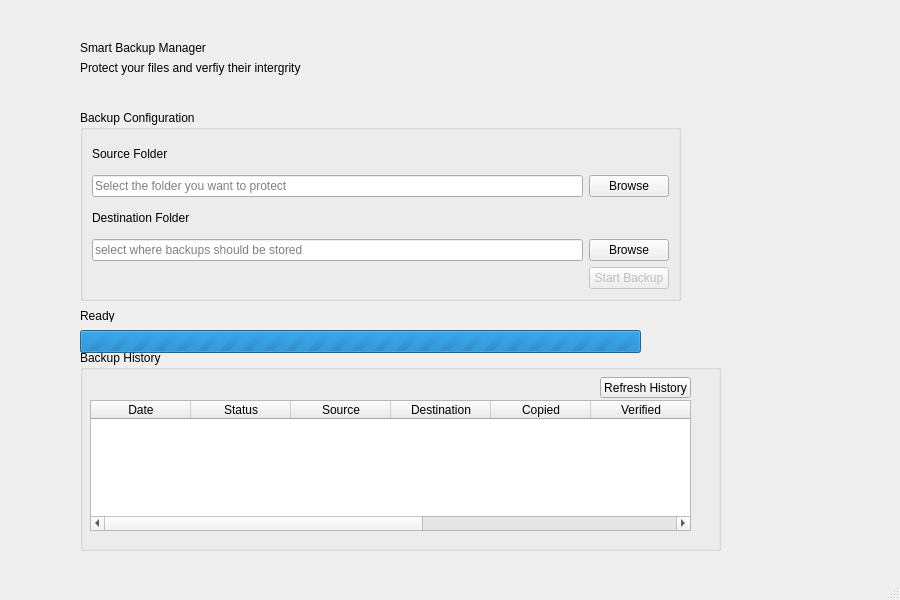
First picture: the form in mainwindow.ui, repository Anotidagd/cpp-qt-smart-backup-manager, before the edit.
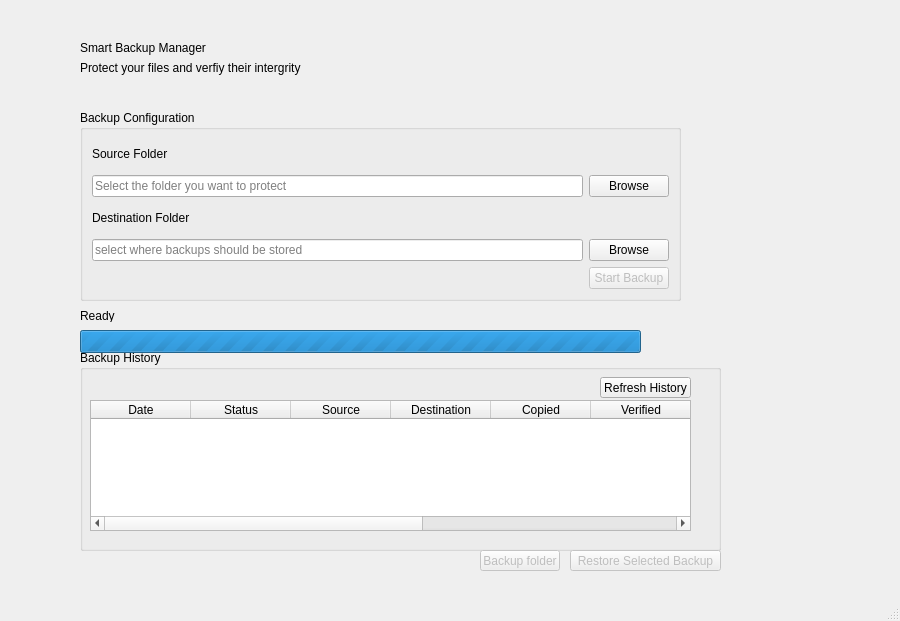
Second picture: the form after the edit.

Commit message: feat: add backup history restore workflow

What changed in the file:
```diff
--- a/mainwindow.ui
+++ b/mainwindow.ui
@@ -7,7 +7,7 @@
     <x>0</x>
     <y>0</y>
     <width>900</width>
-    <height>600</height>
+    <height>621</height>
    </rect>
   </property>
   <property name="minimumSize">
@@ -228,6 +228,38 @@
      <column/>
     </widget>
    </widget>
+   <widget class="QPushButton" name="restoreBackupButton">
+    <property name="enabled">
+     <bool>false</bool>
+    </property>
+    <property name="geometry">
+     <rect>
+      <x>570</x>
+      <y>550</y>
+      <width>151</width>
+      <height>21</height>
+     </rect>
+    </property>
+    <property name="text">
+     <string>Restore Selected Backup</string>
+    </property>
+   </widget>
+   <widget class="QPushButton" name="openBackupButton">
+    <property name="enabled">
+     <bool>false</bool>
+    </property>
+    <property name="geometry">
+     <rect>
+      <x>480</x>
+      <y>550</y>
+      <width>80</width>
+      <height>21</height>
+     </rect>
+    </property>
+    <property name="text">
+     <string>Backup folder</string>
+    </property>
+   </widget>
   </widget>
   <widget class="QMenuBar" name="menubar">
    <property name="geometry">
```
The commit also changes 30 other files.
